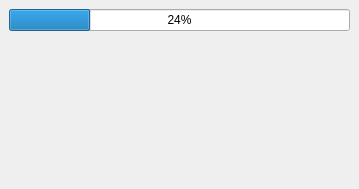
Above: source/mainwindow.ui from mandlm/eEcho before the change. Below: the same form after it.
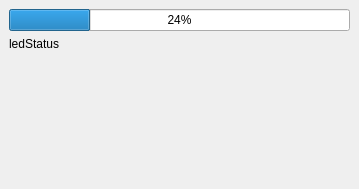
That is the form after the change.

Commit message: Placed label text directly below progress bar

Diff of the .ui file:
```diff
--- a/source/mainwindow.ui
+++ b/source/mainwindow.ui
@@ -25,7 +25,10 @@
     <item>
      <widget class="QLabel" name="label">
       <property name="text">
-       <string>&lt;html&gt;&lt;head/&gt;&lt;body&gt;&lt;p&gt;&lt;br/&gt;&lt;/p&gt;&lt;/body&gt;&lt;/html&gt;</string>
+       <string>ledStatus</string>
+      </property>
+      <property name="alignment">
+       <set>Qt::AlignLeading|Qt::AlignLeft|Qt::AlignTop</set>
       </property>
      </widget>
     </item>
```
